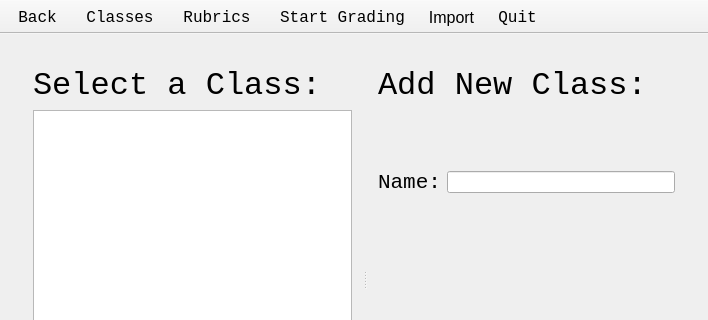
This is GAUI/basescreen.ui in ezfe/grading-assistant-cs205 as Qt 5 draws it before an edit; both pictures show x 0 to 708 and y 0 to 320 of the 708 by 546 pixel window. The edited form follows.
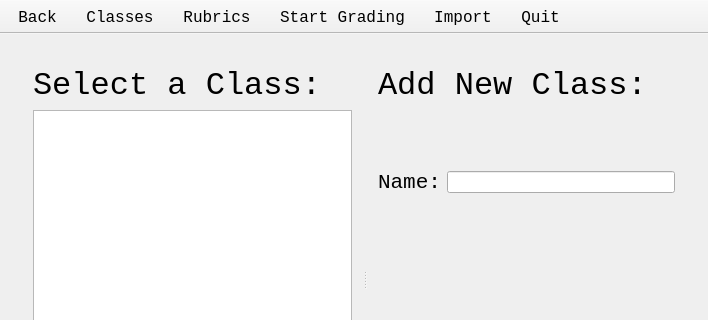
This is the edited form. The open tabs and pages were chosen to show the change.

```diff
--- a/GAUI/basescreen.ui
+++ b/GAUI/basescreen.ui
@@ -722,7 +722,7 @@
    </property>
    <property name="font">
     <font>
-     <family>Lucida Grande</family>
+     <family>Monospace</family>
      <pointsize>12</pointsize>
     </font>
    </property>
```
Left out of the diff: 17 changed lines with no effect on the pictures.
